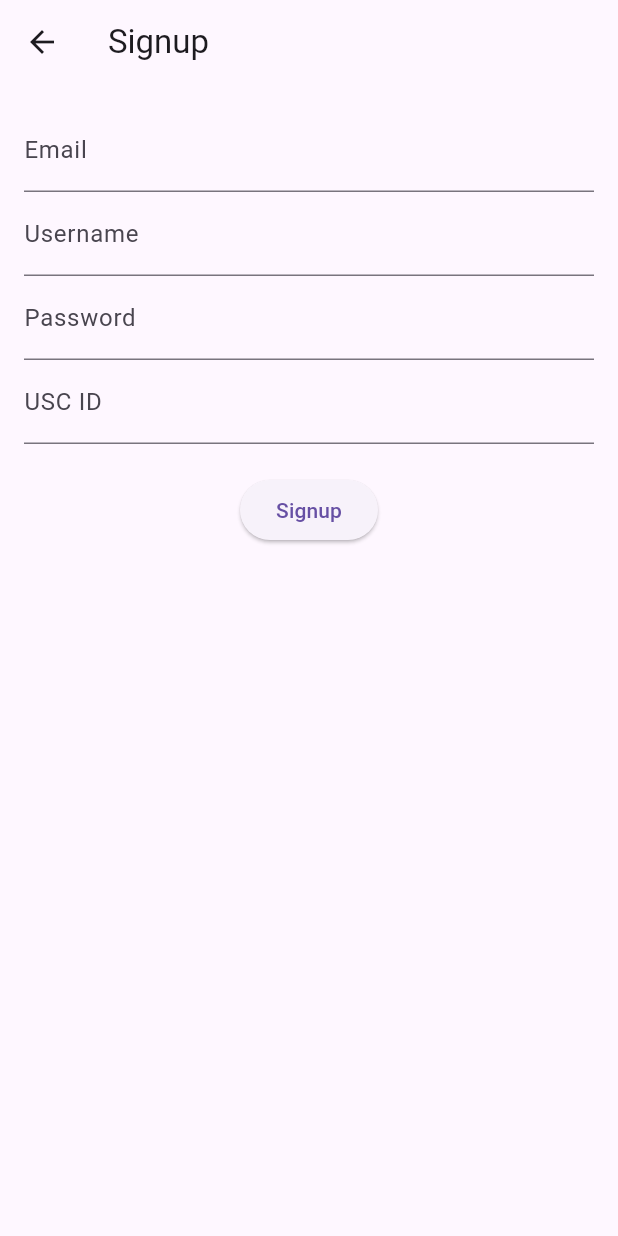
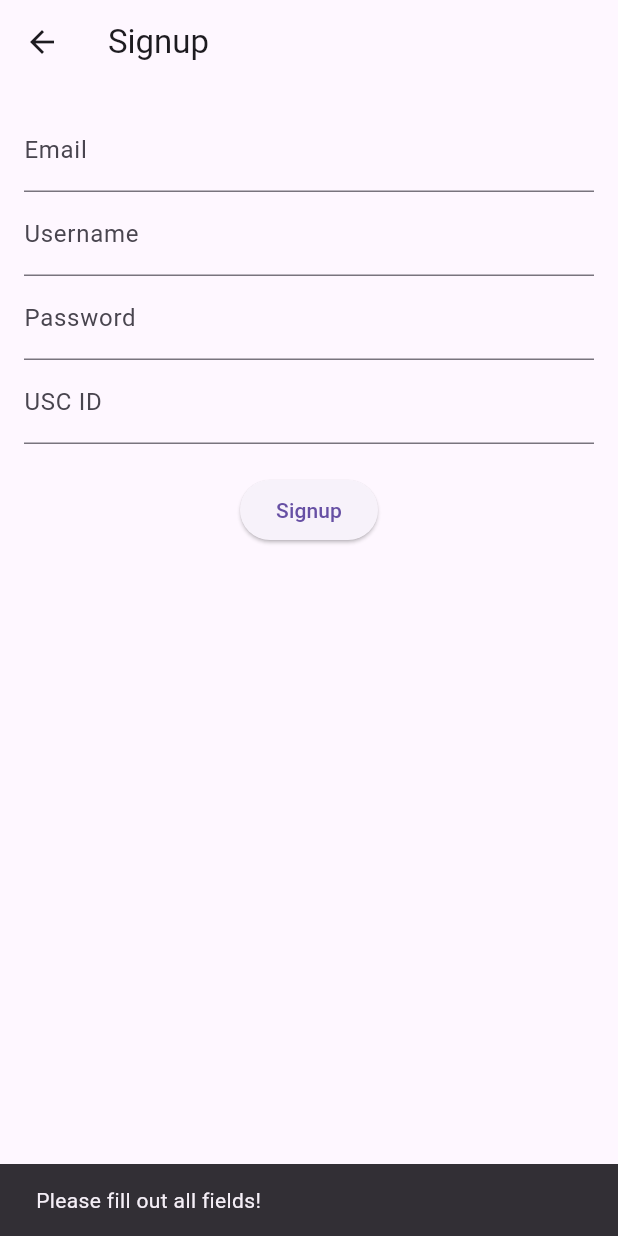
Before and after one commit to simonlewi5/prompt-share-pro, a Flutter app: the SignupScreen screen opened directly, after a tap on "Signup", on a phone screen of 412 x 824 dp. Run offline on Flutter 3.47's test engine with Material 3 defaults, Android fonts, the phone set to English and light mode, and no system bars; our stand-ins replace logger, shared_preferences; missing offline and left inert: dart_jsonwebtoken; accounts and stored records are empty.

Commit message:
verify fields on sign up

```diff
--- a/flutter_app/lib/features/auth/views/signup_screen.dart
+++ b/flutter_app/lib/features/auth/views/signup_screen.dart
@@ -32,6 +32,11 @@ class SignupScreenState extends State<SignupScreen> {
       password: passwordController.text,
       uscId: uscIdController.text,
     );
+
+    if (!verifyFields()) {
+      return;
+    }
+
     final response = await authRepository.signup(request);
 
     if (response.statusCode == 200) {
@@ -59,6 +64,29 @@ class SignupScreenState extends State<SignupScreen> {
     }
   }
 
+  bool verifyFields() {
+    String text = "";
+
+    if (emailController.text.isEmpty ||
+        usernameController.text.isEmpty ||
+        passwordController.text.isEmpty ||
+        uscIdController.text.isEmpty) {
+      text = "Please fill out all fields!";
+    } else if (!emailController.text.endsWith('@usc.edu')) {
+      text = "Please enter a valid USC email!";
+    } else if (uscIdController.text.length != 10 ||
+        !RegExp(r'^[0-9]+$').hasMatch(uscIdController.text)) {
+      text = "Please enter a valid USC ID!";
+    } else {
+      return true;
+    }
+
+    final snackBarMessage = SnackBar(content: Text(text));
+    ScaffoldMessenger.of(context).showSnackBar(snackBarMessage);
+    logger.i(text);
+    return false;
+  }
+
   @override
   Widget build(BuildContext context) {
     return Scaffold(
@@ -70,6 +98,7 @@ class SignupScreenState extends State<SignupScreen> {
             TextField(
               controller: emailController,
               decoration: const InputDecoration(labelText: 'Email'),
+
             ),
             TextField(
               controller: usernameController,
```
